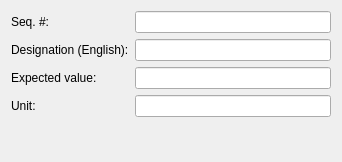
Qt form src/mdttools/mdttesttool/mdtTtTestModelItemEditor.ui (scandyna/multidiagtools) before a commit.
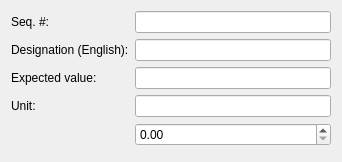
The same form after that commit.

Commit message: Working on mdtutilsgui: created new double unput box

Patch:
```diff
--- a/src/mdttools/mdttesttool/mdtTtTestModelItemEditor.ui
+++ b/src/mdttools/mdttesttool/mdtTtTestModelItemEditor.ui
@@ -54,6 +54,13 @@
      </property>
     </widget>
    </item>
+   <item row="5" column="1">
+    <widget class="QDoubleSpinBox" name="doubleSpinBox">
+     <property name="maximum">
+      <double>999999.000000000000000</double>
+     </property>
+    </widget>
+   </item>
   </layout>
  </widget>
  <resources/>
```
The commit also changes 20 other files.
